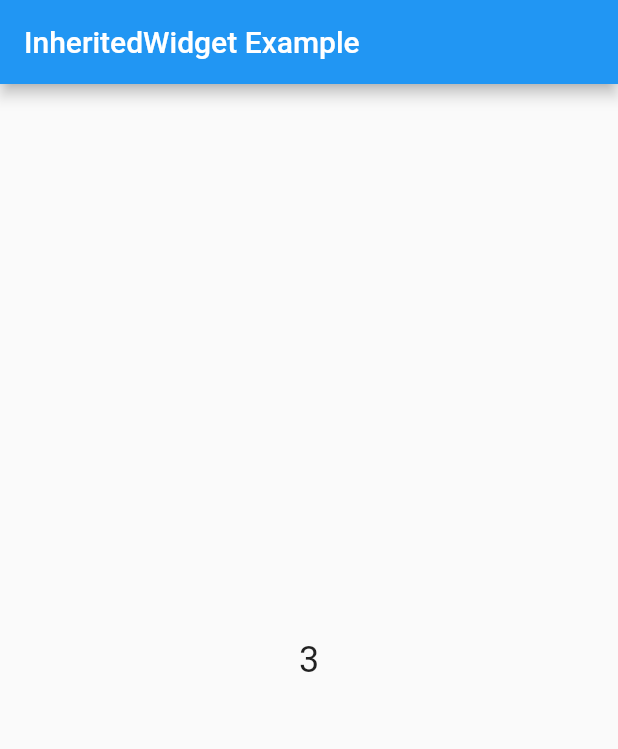
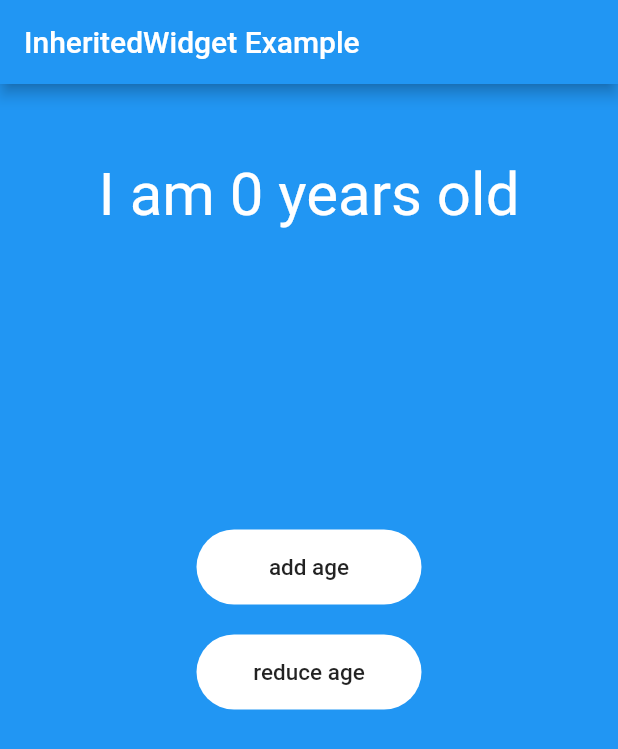
Before and after one commit to emjaycodes/state_management, a Flutter app: the screen it shows after launch, on a phone screen of 412 x 824 dp. Shown: the top 749 px of the screen. Run offline on Flutter 3.47's test engine with Material 2 defaults, Android fonts, the phone set to English and light mode, and no system bars.

```diff
--- a/lib/main.dart
+++ b/lib/main.dart
@@ -1,12 +1,14 @@
 import 'package:flutter/material.dart';
 
-void main() => runApp(MyApp());
+void main() => runApp(const MyApp());
 
 class MyApp extends StatelessWidget {
+  const MyApp({super.key});
+
   @override
   Widget build(BuildContext context) {
-    return CountProvider(
-      count: 3,
+    return ageProvider(
+      age: 0,
       child: MaterialApp(
         title: 'Flutter Demo',
         home: MyHomePage(),
@@ -15,45 +17,101 @@ class MyApp extends StatelessWidget {
   }
 }
 
-class MyHomePage extends StatelessWidget {
+class MyHomePage extends StatefulWidget {
+  @override
+  State<MyHomePage> createState() => _MyHomePageState();
+}
+
+class _MyHomePageState extends State<MyHomePage> {
   @override
   Widget build(BuildContext context) {
-    final count = CountProvider.of(context)!.count;
+    int ageNumber = ageProvider.of(context)!.age;
+    // print(ageNumber);
 
     return Scaffold(
+      backgroundColor: Colors.blue,
       appBar: AppBar(
-        title: Text('InheritedWidget Example'),
+        title: const Text('InheritedWidget Example'),
       ),
       body: Center(
-        child: GestureDetector(
-          onTap: () {
-            CountProvider.of(context)!.count++;
-          },
-          child: Text(
-            '$count',
-            style: TextStyle(fontSize: 24.0),
-          ),
+        child: Column(
+          children: [
+            const SizedBox(
+              height: 50,
+            ),
+            Text(
+              ageNumber <= 5
+                  ? 'I am $ageNumber years old'
+                  : 'I am $ageNumber years old',
+              style: const TextStyle(color: Colors.white, fontSize: 40.0),
+            ),
+            const SizedBox(
+              height: 200,
+            ),
+            GestureDetector(
+              onTap: () {
+                ageNumber++;
+                print('age is $ageNumber');
+              },
+              child: Container(
+                height: 50,
+                width: 150,
+                decoration: BoxDecoration(
+                    color: Colors.white,
+                    borderRadius: BorderRadius.circular(50)),
+                child: const Center(
+                    child: Text(
+                  'add age',
+                  style: TextStyle(fontSize: 15, fontWeight: FontWeight.w500),
+                )),
+              ),
+            ),
+            const SizedBox(
+              height: 20,
+            ),
+            GestureDetector(
+              onTap: () {
+                ageNumber--;
+                print('age is $ageNumber');
+              },
+              child: Container(
+                height: 50,
+                width: 150,
+                decoration: BoxDecoration(
+                    color: Colors.white,
+                    borderRadius: BorderRadius.circular(50)),
+                child: const Center(
+                    child: Text(
+                  'reduce age',
+                  style: TextStyle(fontSize: 15, fontWeight: FontWeight.w500),
+                )),
+              ),
+            )
+          ],
         ),
       ),
     );
   }
 }
 
-class CountProvider extends InheritedWidget {
-  int count;
+class ageProvider extends InheritedWidget {
+  final int age;
   final Widget child;
 
-  CountProvider({
-    required this.count,
+  ageProvider({
+    super.key,
+    required this.age,
     required this.child,
   }) : super(child: child);
 
-  static CountProvider? of(BuildContext context) {
-    return context.dependOnInheritedWidgetOfExactType<CountProvider>();
+  static ageProvider? of(BuildContext context) {
+    return context.dependOnInheritedWidgetOfExactType<ageProvider>();
   }
 
   @override
-  bool updateShouldNotify(CountProvider oldWidget) {
-    return count != oldWidget.count;
+  bool updateShouldNotify(ageProvider oldWidget) {
+    print('old is ${oldWidget.age}');
+    print('new is ${age}');
+    return oldWidget.age != age;
   }
 }
```
